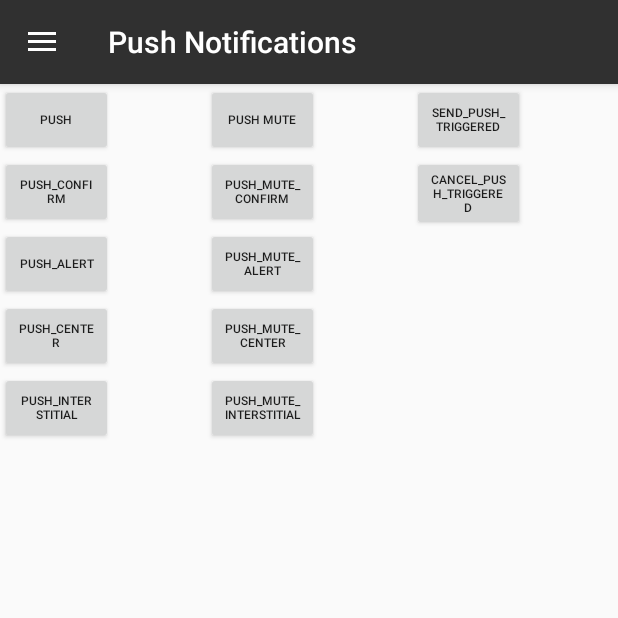
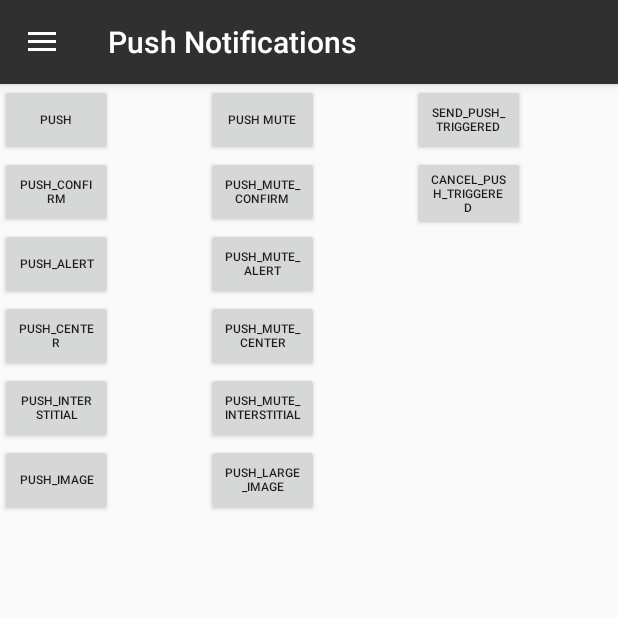
Before and after one commit to Leanplum/Leanplum-Android-SDK-Example, an Android app: the fragment TestingPushFragment placed in its activity, on a phone screen of 412 x 824 dp, the top half of it. Run offline under Robolectric (Android 15) with nearby library versions, the phone set to English and light mode, and no system bars; 1 statement that could not run was skipped.

Commit message:
feat(testing): Adds push buttons with images.

```diff
--- a/app/src/main/java/com/leanplum/android/example/fragments/TestingPushFragment.java
+++ b/app/src/main/java/com/leanplum/android/example/fragments/TestingPushFragment.java
@@ -132,5 +132,21 @@ public class TestingPushFragment extends Fragment {
         Leanplum.track("Cancel_push_triggered");
       }
     });
+
+    final Button push_image = root.findViewById(R.id.send_push_image);
+    push_image.setOnClickListener(new View.OnClickListener() {
+      @Override
+      public void onClick(View v) {
+        Leanplum.track("Send_push_image");
+      }
+    });
+
+    final Button push_large_image = root.findViewById(R.id.send_push_large_image);
+    push_large_image.setOnClickListener(new View.OnClickListener() {
+      @Override
+      public void onClick(View v) {
+        Leanplum.track("Send_push_large_image");
+      }
+    });
   }
 }
--- a/app/src/main/res/layout/testing_push.xml
+++ b/app/src/main/res/layout/testing_push.xml
@@ -51,6 +51,14 @@
             android:text="PUSH_INTERSTITIAL"
             android:textSize="8sp"/>
 
+        <Button
+            android:id="@+id/send_push_image"
+            android:layout_width="75dp"
+            android:layout_height="wrap_content"
+            android:enabled="true"
+            android:text="PUSH_IMAGE"
+            android:textSize="8sp"/>
+
     </LinearLayout>
 
     <LinearLayout xmlns:android="http://schemas.android.com/apk/res/android"
@@ -99,6 +107,14 @@
             android:text="PUSH_Mute_INTERSTITIAL"
             android:textSize="8sp"/>
 
+        <Button
+            android:id="@+id/send_push_large_image"
+            android:layout_width="75dp"
+            android:layout_height="wrap_content"
+            android:enabled="true"
+            android:text="PUSH_LARGE_IMAGE"
+            android:textSize="8sp"/>
+
     </LinearLayout>
 
     <LinearLayout xmlns:android="http://schemas.android.com/apk/res/android"
```
